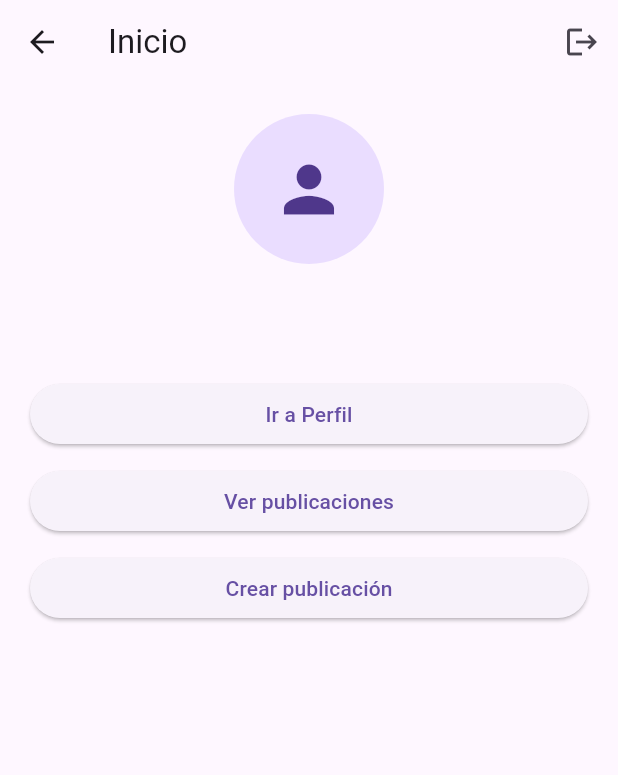
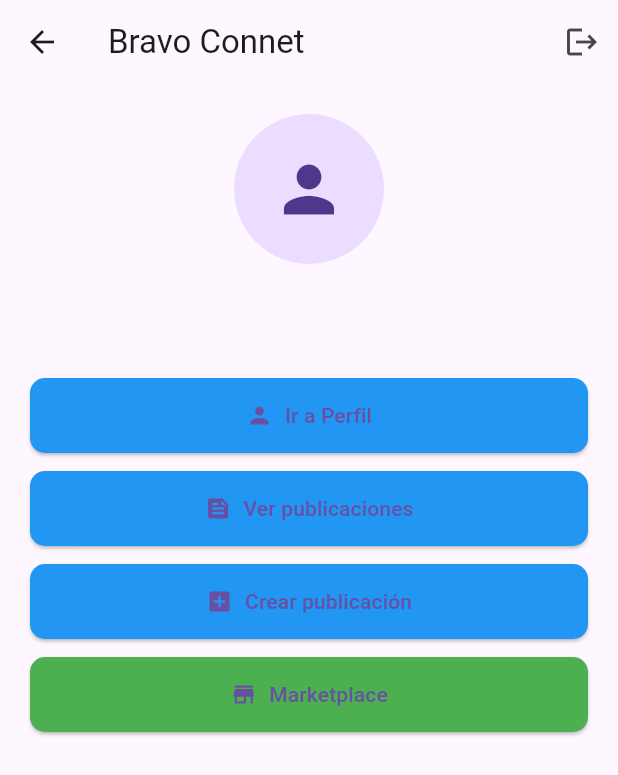
Before and after one commit to Thiagom97092/Bravo-Connet, a Flutter app: the HomeScreen screen opened by its route, on a phone screen of 412 x 824 dp. Shown: the top 775 px of the screen. Run offline on Flutter 3.47's test engine with Material 3 defaults, Android fonts, the phone set to English and light mode, and no system bars; our stand-ins replace cloud_firestore, firebase_auth, firebase_core, firebase_storage, image_picker; accounts and stored records are empty.

Commit message:
Creando el marketplace en la app

```diff
--- a/lib/screens/home/home_screen.dart
+++ b/lib/screens/home/home_screen.dart
@@ -5,6 +5,7 @@ import '../../services/firestore_service.dart';
 import '../profile/profile_screen.dart';
 import '../feed_screen.dart';
 import '../create_post_screen.dart';
+import '../marketplace/marketplace_screen.dart'; // ✅ NUEVO
 
 class HomeScreen extends StatefulWidget {
   const HomeScreen({super.key});
@@ -27,12 +28,18 @@ class _HomeScreenState extends State<HomeScreen> {
   }
 
   Future<void> loadUser() async {
+    try {
       var data = await _firestoreService.getUser(user!.uid);
 
       setState(() {
         userData = data;
         isLoading = false;
       });
+    } catch (e) {
+      setState(() {
+        isLoading = false;
+      });
+    }
   }
 
   void logout() async {
@@ -44,16 +51,17 @@ class _HomeScreenState extends State<HomeScreen> {
   Widget build(BuildContext context) {
     return Scaffold(
       appBar: AppBar(
-        title: const Text("Inicio"),
+        title: const Text("Bravo Connet"),
         actions: [
           IconButton(onPressed: logout, icon: const Icon(Icons.logout)),
         ],
       ),
+
       body: isLoading
           ? const Center(child: CircularProgressIndicator())
           : userData == null
           ? const Center(child: Text("Error cargando usuario"))
-          : Padding(
+          : SingleChildScrollView(
               padding: const EdgeInsets.all(20),
               child: Column(
                 children: [
@@ -72,7 +80,7 @@ class _HomeScreenState extends State<HomeScreen> {
                   const SizedBox(height: 15),
 
                   Text(
-                    userData!['nombre'],
+                    userData!['nombre'] ?? "Usuario",
                     style: const TextStyle(
                       fontSize: 22,
                       fontWeight: FontWeight.bold,
@@ -81,10 +89,10 @@ class _HomeScreenState extends State<HomeScreen> {
 
                   const SizedBox(height: 30),
 
-                  // 🔥 BOTÓN PERFIL
-                  SizedBox(
-                    width: double.infinity,
-                    child: ElevatedButton(
+                  // 🔥 BOTONES PRINCIPALES
+                  buildButton(
+                    text: "Ir a Perfil",
+                    icon: Icons.person,
                     onPressed: () {
                       Navigator.push(
                         context,
@@ -93,34 +101,22 @@ class _HomeScreenState extends State<HomeScreen> {
                         ),
                       );
                     },
-                      child: const Text("Ir a Perfil"),
-                    ),
                   ),
 
-                  const SizedBox(height: 10),
-
-                  // 🔥 BOTÓN FEED (CORREGIDO)
-                  SizedBox(
-                    width: double.infinity,
-                    child: ElevatedButton(
+                  buildButton(
+                    text: "Ver publicaciones",
+                    icon: Icons.feed,
                     onPressed: () {
                       Navigator.push(
                         context,
-                          MaterialPageRoute(
-                            builder: (_) => const FeedScreen(), // ✅ YA FUNCIONA
-                          ),
+                        MaterialPageRoute(builder: (_) => const FeedScreen()),
                       );
                     },
-                      child: const Text("Ver publicaciones"),
-                    ),
                   ),
 
-                  const SizedBox(height: 10),
-
-                  // 🔥 BOTÓN CREAR POST
-                  SizedBox(
-                    width: double.infinity,
-                    child: ElevatedButton(
+                  buildButton(
+                    text: "Crear publicación",
+                    icon: Icons.add_box,
                     onPressed: () {
                       Navigator.push(
                         context,
@@ -129,12 +125,52 @@ class _HomeScreenState extends State<HomeScreen> {
                         ),
                       );
                     },
-                      child: const Text("Crear publicación"),
                   ),
+
+                  // 🛒 NUEVO MÓDULO MARKETPLACE
+                  buildButton(
+                    text: "Marketplace",
+                    icon: Icons.store,
+                    color: Colors.green,
+                    onPressed: () {
+                      Navigator.push(
+                        context,
+                        MaterialPageRoute(
+                          builder: (_) => const MarketplaceScreen(),
+                        ),
+                      );
+                    },
                   ),
                 ],
               ),
             ),
     );
   }
+
+  // 🔧 BOTÓN REUTILIZABLE (UI PRO)
+  Widget buildButton({
+    required String text,
+    required IconData icon,
+    required VoidCallback onPressed,
+    Color color = Colors.blue,
+  }) {
+    return Padding(
+      padding: const EdgeInsets.only(bottom: 12),
+      child: SizedBox(
+        width: double.infinity,
+        child: ElevatedButton.icon(
+          style: ElevatedButton.styleFrom(
+            padding: const EdgeInsets.symmetric(vertical: 15),
+            backgroundColor: color,
+            shape: RoundedRectangleBorder(
+              borderRadius: BorderRadius.circular(10),
+            ),
+          ),
+          icon: Icon(icon),
+          label: Text(text),
+          onPressed: onPressed,
+        ),
+      ),
+    );
   }
+}
```
Also changed, not shown: lib/models/product_model.dart (added, +31 -0 lines), lib/screens/marketplace/create_product_screen.dart (added, +109 -0 lines), lib/screens/marketplace/marketplace_screen.dart (added, +85 -0 lines), lib/services/marketplace_service.dart (added, +33 -0 lines). Lines whose indentation alone changed are shown as unchanged.
